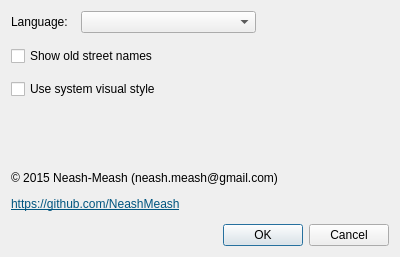
This is src/settingsdialog.ui in NeashMeash/z1188 as Qt 5 draws it before an edit. The edited form follows.
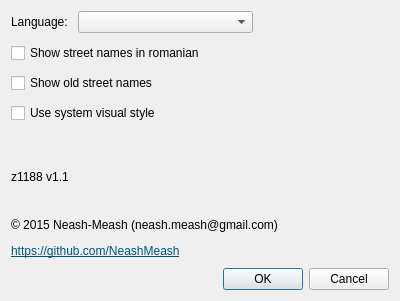
This is the edited form. Icons and pictures are not drawn.

Commit message: Search mobile phones

The edit to the form file:
```diff
--- a/src/settingsdialog.ui
+++ b/src/settingsdialog.ui
@@ -10,7 +10,7 @@
     <x>0</x>
     <y>0</y>
     <width>400</width>
-    <height>257</height>
+    <height>301</height>
    </rect>
   </property>
   <property name="sizePolicy">
@@ -31,7 +31,7 @@
   </property>
   <layout class="QVBoxLayout" name="verticalLayout">
    <property name="spacing">
-    <number>13</number>
+    <number>10</number>
    </property>
    <item>
     <layout class="QHBoxLayout" name="horizontalLayout">
@@ -76,6 +76,13 @@
      </item>
     </layout>
    </item>
+   <item>
+    <widget class="QCheckBox" name="showStreetNamesInRomanianCheckbox">
+     <property name="text">
+      <string>Show street names in romanian</string>
+     </property>
+    </widget>
+   </item>
    <item>
     <widget class="QCheckBox" name="showOldStreetNamesCheckbox">
      <property name="text">
@@ -106,6 +113,20 @@
      </property>
     </spacer>
    </item>
+   <item>
+    <widget class="QLabel" name="label">
+     <property name="text">
+      <string>z1188 v1.1</string>
+     </property>
+    </widget>
+   </item>
+   <item>
+    <widget class="QLabel" name="phoneCountLabel">
+     <property name="text">
+      <string/>
+     </property>
+    </widget>
+   </item>
    <item>
     <widget class="QLabel" name="label_2">
      <property name="text">
```
The commit also changes 42 other files.
